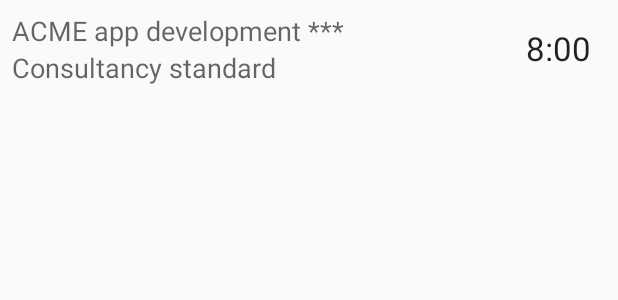
After one commit to jdewinne/xtime-android, an Android app: the layout row_time_sheet_entry.xml on its own in the app's theme, with its tools: preview values and no code run, on a phone screen of 412 x 824 dp. The commit adds this screen. Shown: the top 300 px of the screen. Run offline under Robolectric (Android 15) with nearby library versions, the phone set to English and light mode, and no system bars.

Commit message:
Created basic activity for viewing all time sheets for a day

```diff
--- a/app/src/main/AndroidManifest.xml
+++ b/app/src/main/AndroidManifest.xml
@@ -16,7 +16,7 @@
         android:label="@string/app_name"
         android:theme="@style/Theme.Xebia">
         <activity android:name="com.xebia.xtime.weekoverview.WeekOverviewActivity">
-            <intent-filter>
+        <intent-filter>
                 <action android:name="android.intent.action.MAIN" />
 
                 <category android:name="android.intent.category.LAUNCHER" />
@@ -28,7 +28,7 @@
             android:windowSoftInputMode="adjustResize|stateVisible" />
         <activity
             android:name="com.xebia.xtime.dayoverview.DayOverviewActivity"
-            android:label="@string/title_activity_day_overview"></activity>
+            android:label="@string/title_activity_day_overview" />
     </application>
 
 </manifest>
--- /dev/null
+++ b/app/src/main/res/layout/row_time_sheet_entry.xml
@@ -0,0 +1,43 @@
+<?xml version="1.0" encoding="utf-8"?>
+
+<RelativeLayout xmlns:android="http://schemas.android.com/apk/res/android"
+    xmlns:tools="http://schemas.android.com/tools"
+    android:orientation="vertical"
+    android:layout_width="match_parent"
+    android:layout_height="64dp"
+    android:padding="8dp">
+
+    <TextView
+        android:id="@+id/project"
+        android:layout_width="wrap_content"
+        android:layout_height="wrap_content"
+        android:layout_alignParentLeft="true"
+        android:layout_toLeftOf="@+id/hours"
+        android:textAppearance="?android:attr/textAppearanceMedium"
+        android:singleLine="true"
+        android:text="ACME app development ***"
+        tools:ignore="HardcodedText" />
+
+    <TextView
+        android:id="@+id/work_type"
+        android:layout_width="wrap_content"
+        android:layout_height="wrap_content"
+        android:layout_alignParentLeft="true"
+        android:layout_below="@id/project"
+        android:layout_toLeftOf="@+id/hours"
+        android:textAppearance="?android:attr/textAppearanceMedium"
+        android:singleLine="true"
+        android:text="Consultancy standard"
+        tools:ignore="HardcodedText" />
+
+    <TextView
+        android:id="@+id/hours"
+        android:layout_width="64dp"
+        android:layout_height="match_parent"
+        android:layout_alignParentRight="true"
+        android:textAppearance="?android:attr/textAppearanceLarge"
+        android:gravity="center"
+        android:text="8:00"
+        tools:ignore="HardcodedText" />
+
+</RelativeLayout>
```
Also changed, not shown: app/src/main/java/com/xebia/xtime/dayoverview/DailyTimeSheetFragment.java (added, +46 -0 lines), app/src/main/java/com/xebia/xtime/dayoverview/DailyTimeSheetListAdapter.java (added, +49 -0 lines), app/src/main/java/com/xebia/xtime/dayoverview/DayOverviewActivity.java (+1 -40 lines).
